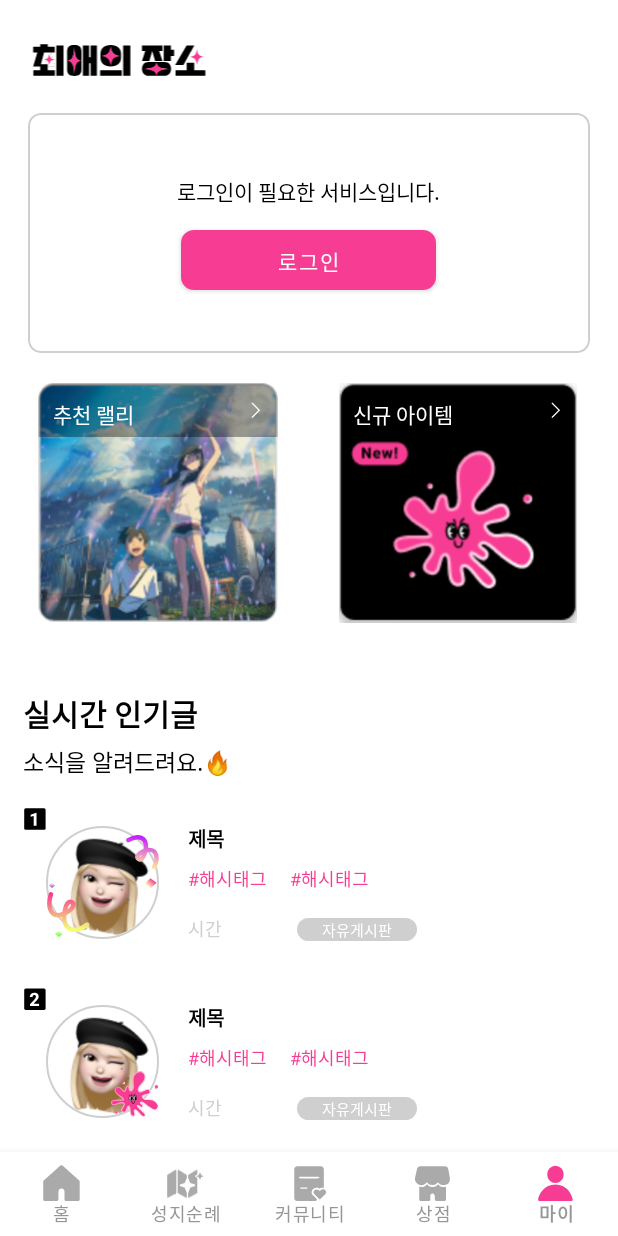
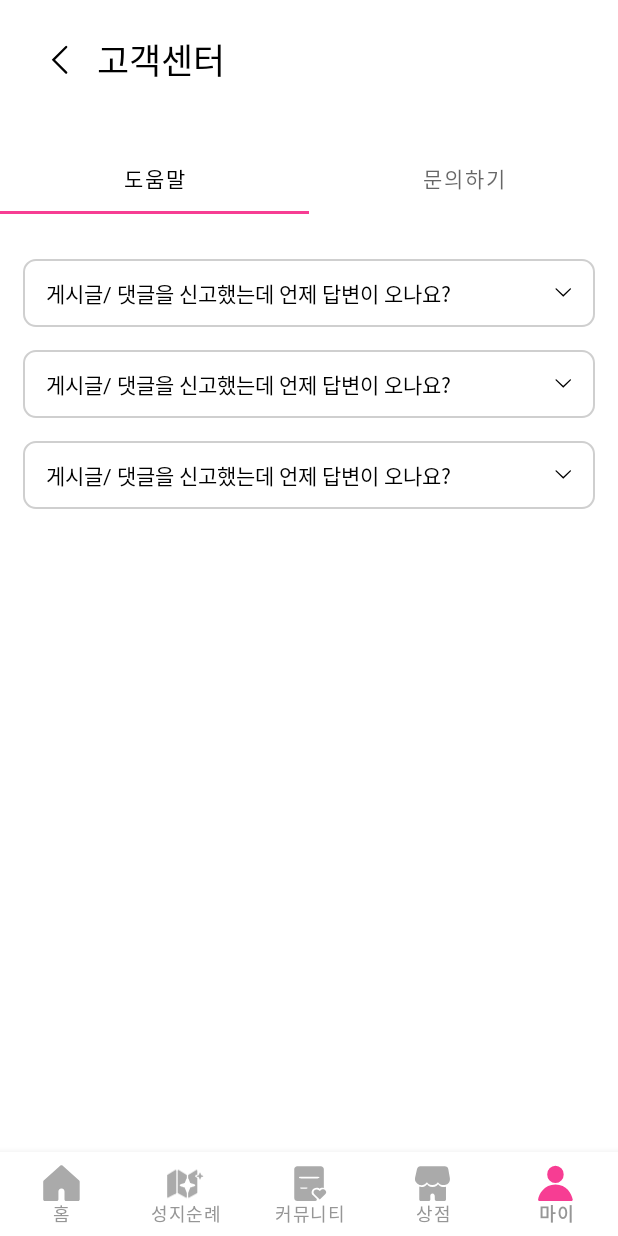
Before and after one commit to UMC5th-bias/Front, an Android app: the screen it shows after launch (MainActivity), item 5 of the bottom bar chosen, on a phone screen of 412 x 824 dp. Run offline under Robolectric (Android 15) with nearby library versions, the light colour scheme and no system bars.

Commit message:
[FEAT] 마이페이지 고객센터 Fragment 추가

```diff
--- /dev/null
+++ b/app/src/main/java/com/example/favoriteplace/CscFragment.kt
@@ -0,0 +1,43 @@
+package com.example.favoriteplace
+
+import android.os.Bundle
+import android.view.LayoutInflater
+import android.view.View
+import android.view.ViewGroup
+import androidx.fragment.app.Fragment
+import com.example.favoriteplace.databinding.FragmentCscBinding
+import com.google.android.material.tabs.TabLayoutMediator
+
+
+class CscFragment : Fragment() {
+
+    lateinit var binding : FragmentCscBinding
+    private val infomation = arrayListOf("도움말", "문의하기")
+
+
+    override fun onCreateView(
+        inflater: LayoutInflater,
+        container: ViewGroup?,
+        savedInstanceState: Bundle?
+    ): View? {
+        binding = FragmentCscBinding.inflate(inflater,container,false)
+
+
+        val lockerAdapter = CscVPAdapter(this)
+        binding.cscContentVp.adapter = lockerAdapter
+        TabLayoutMediator(binding.cscContentTb, binding.cscContentVp){
+                tab, position ->
+            tab.text = infomation[position]
+        }.attach()
+
+
+        return binding.root
+
+    }
+
+
+
+
+
+
+}
--- /dev/null
+++ b/app/src/main/java/com/example/favoriteplace/CscHelpFragment.kt
@@ -0,0 +1,41 @@
+package com.example.favoriteplace
+
+import android.os.Bundle
+import android.view.LayoutInflater
+import android.view.View
+import android.view.ViewGroup
+import androidx.fragment.app.Fragment
+import com.example.favoriteplace.databinding.FragmentCscHlepBinding
+import com.example.favoriteplace.databinding.FragmentCscInquiryBinding
+
+class CscHelpFragment : Fragment() {
+
+    lateinit var binding : FragmentCscHlepBinding
+    private var clickCount: Int = 0
+
+
+    override fun onCreateView(
+        inflater: LayoutInflater,
+        container: ViewGroup?,
+        savedInstanceState: Bundle?
+    ): View? {
+        binding = FragmentCscHlepBinding.inflate(inflater, container, false)
+
+
+        binding.cscHelpContent1Iv.setOnClickListener {
+            onIvClicked(binding)
+        }
+
+        return binding.root
+    }
+
+    private fun onIvClicked(binding: FragmentCscHlepBinding) {
+
+        clickCount++
+        if(clickCount %2 ==1){
+            binding.cscHelpContent1Tv.visibility = View.VISIBLE
+        }else{
+            binding.cscHelpContent1Tv.visibility = View.GONE
+        }
+    }
+}
--- /dev/null
+++ b/app/src/main/java/com/example/favoriteplace/CscInquireFragment.kt
@@ -0,0 +1,25 @@
+package com.example.favoriteplace
+
+import android.os.Bundle
+import android.view.LayoutInflater
+import android.view.View
+import android.view.ViewGroup
+import androidx.fragment.app.Fragment
+import com.example.favoriteplace.databinding.FragmentCscBinding
+import com.example.favoriteplace.databinding.FragmentCscInquiryBinding
+
+class CscInquireFragment : Fragment() {
+
+    lateinit var binding : FragmentCscInquiryBinding
+
+
+    override fun onCreateView(
+        inflater: LayoutInflater,
+        container: ViewGroup?,
+        savedInstanceState: Bundle?
+    ): View? {
+        binding = FragmentCscInquiryBinding.inflate(inflater, container, false)
+
+        return binding.root
+    }
+}
--- /dev/null
+++ b/app/src/main/java/com/example/favoriteplace/CscVPAdapter.kt
@@ -0,0 +1,15 @@
+package com.example.favoriteplace
+
+import androidx.fragment.app.Fragment
+import androidx.viewpager2.adapter.FragmentStateAdapter
+
+class CscVPAdapter (fragment: Fragment) : FragmentStateAdapter(fragment){
+    override fun getItemCount(): Int = 2
+
+    override fun createFragment(position: Int): Fragment {
+        return when(position){
+            0-> CscHelpFragment()
+            else -> CscInquireFragment()
+        }
+    }
+}
--- a/app/src/main/java/com/example/favoriteplace/MainActivity.kt
+++ b/app/src/main/java/com/example/favoriteplace/MainActivity.kt
@@ -2,9 +2,6 @@ package com.example.favoriteplace
 
 import androidx.appcompat.app.AppCompatActivity
 import android.os.Bundle
-import android.view.View
-import android.widget.ImageView
-import androidx.collection.arraySetOf
 import com.example.favoriteplace.databinding.ActivityMainBinding
 
 class MainActivity : AppCompatActivity() {
@@ -38,7 +35,7 @@ class MainActivity : AppCompatActivity() {
 
                 R.id.myFragment -> {
                     supportFragmentManager.beginTransaction()
-                        .replace(R.id.main_frameLayout, ExampleFragment())
+                        .replace(R.id.main_frameLayout, CscFragment())
                         .commitAllowingStateLoss()
                     return@setOnItemSelectedListener true
                 }
--- /dev/null
+++ b/app/src/main/res/drawable/ic_b_more.xml
@@ -0,0 +1,12 @@
+<vector xmlns:android="http://schemas.android.com/apk/res/android"
+    android:width="11dp"
+    android:height="6dp"
+    android:viewportWidth="11"
+    android:viewportHeight="6">
+  <path
+      android:pathData="M0.701,0.55L5.334,5.184L9.968,0.55"
+      android:strokeWidth="0.817627"
+      android:fillColor="#00000000"
+      android:strokeColor="#000000"
+      android:strokeLineCap="round"/>
+</vector>
--- a/app/src/main/res/layout/fragment_cancel.xml
+++ b/app/src/main/res/layout/fragment_cancel.xml
@@ -187,14 +187,14 @@
 
         <View
             android:layout_width="500dp"
-            android:layout_height="50dp"
+            android:layout_height="60dp"
             android:layout_gravity="center"
             android:background="@drawable/edge_fill_gray"/>
 
 
         <androidx.cardview.widget.CardView
             android:layout_width="500dp"
-            android:layout_height="35dp"
+            android:layout_height="40dp"
             android:layout_gravity="center"
             android:elevation="10dp">
 
@@ -207,7 +207,7 @@
                     android:layout_width="wrap_content"
                     android:layout_height="wrap_content"
                     android:layout_gravity="right|center"
-                    android:src="@drawable/ic_cancel_on"/>
+                    android:src="@drawable/ic_cancel_off"/>
 
                 <TextView
                     android:layout_width="wrap_content"
--- /dev/null
+++ b/app/src/main/res/layout/fragment_csc.xml
@@ -0,0 +1,60 @@
+<?xml version="1.0" encoding="utf-8"?>
+<androidx.constraintlayout.widget.ConstraintLayout xmlns:android="http://schemas.android.com/apk/res/android"
+    android:layout_width="match_parent"
+    android:layout_height="match_parent"
+    xmlns:app="http://schemas.android.com/apk/res-auto">
+
+    <!-- 상단 -->
+    <LinearLayout
+        android:id="@+id/linearLayout"
+        android:layout_width="match_parent"
+        android:layout_height="wrap_content"
+        android:layout_marginStart="15dp"
+        android:layout_marginTop="15dp"
+        android:layout_marginEnd="15dp"
+        android:orientation="horizontal"
+        app:layout_constraintEnd_toEndOf="parent"
+        app:layout_constraintStart_toStartOf="parent"
+        app:layout_constraintTop_toTopOf="parent">
+
+        <ImageButton
+            android:id="@+id/place_inquiry_back_ib"
+            android:layout_width="wrap_content"
+            android:layout_height="wrap_content"
+            android:layout_gravity="center"
+            android:background="@null"
+            android:src="@drawable/ic_back" />
+        <TextView
+            android:layout_width="wrap_content"
+            android:layout_height="wrap_content"
+            android:layout_gravity="center"
+            android:text="고객센터"
+            android:textColor="#000000"
+            android:textSize="23dp" />
+    </LinearLayout>
+
+    <com.google.android.material.tabs.TabLayout
+        android:id="@+id/csc_content_tb"
+        android:layout_width="match_parent"
+        android:layout_height="wrap_content"
+        android:layout_marginTop="30dp"
+        app:tabSelectedTextColor="@color/black"
+        app:tabIndicatorColor="@color/main"
+        app:tabRippleColor="#00ff0000"
+        app:layout_constraintTop_toBottomOf="@id/linearLayout"
+        app:layout_constraintStart_toStartOf="parent"/>
+
+    <androidx.viewpager2.widget.ViewPager2
+        android:id="@+id/csc_content_vp"
+        android:layout_width="wrap_content"
+        android:layout_height="0dp"
+        android:layout_marginTop="10dp"
+        app:layout_constraintVertical_bias="1.0"
+        app:layout_constraintEnd_toEndOf="parent"
+        app:layout_constraintStart_toStartOf="parent"
+        app:layout_constraintTop_toBottomOf="@id/csc_content_tb" />
+
+
+
+
+</androidx.constraintlayout.widget.ConstraintLayout>
--- /dev/null
+++ b/app/src/main/res/layout/fragment_csc_hlep.xml
@@ -0,0 +1,118 @@
+<?xml version="1.0" encoding="utf-8"?>
+<androidx.constraintlayout.widget.ConstraintLayout xmlns:android="http://schemas.android.com/apk/res/android"
+    android:layout_width="match_parent"
+    android:layout_height="match_parent"
+    xmlns:app="http://schemas.android.com/apk/res-auto">
+
+
+
+    <LinearLayout
+        android:layout_width="match_parent"
+        android:layout_height="wrap_content"
+        android:orientation="vertical"
+        android:layout_marginTop="20dp"
+        android:layout_marginStart="15dp"
+        android:layout_marginEnd="15dp"
+        app:layout_constraintTop_toTopOf="parent"
+        app:layout_constraintEnd_toEndOf="parent"
+        app:layout_constraintStart_toStartOf="parent">
+
+
+        <LinearLayout
+                android:layout_width="match_parent"
+                android:layout_height="wrap_content"
+                android:orientation="horizontal">
+
+            <FrameLayout
+                android:layout_width="match_parent"
+                android:layout_height="wrap_content">
+                <TextView
+                    android:layout_width="match_parent"
+                    android:layout_height="wrap_content"
+                    android:text="게시글/ 댓글을 신고했는데 언제 답변이 오나요?"
+                    android:background="@drawable/edge"
+                    android:textColor="@color/black"
+                    android:paddingStart="15dp"
+                    android:padding="12dp"/>
+                <ImageView
+                    android:id="@+id/csc_help_content1_iv"
+                    android:layout_width="wrap_content"
+                    android:layout_height="wrap_content"
+                    android:layout_marginEnd="15dp"
+                    android:layout_gravity="end|center"
+                    android:src="@drawable/ic_b_more"/>
+            </FrameLayout>
+        </LinearLayout>
+
+        <TextView
+            android:id="@+id/csc_help_content1_tv"
+            android:layout_width="match_parent"
+            android:layout_height="250dp"
+            android:gravity="top"
+            android:text="신고하신 내용에 대한 처리 및 조취 이후에 답변을 드리게 됩니다. 따라서 답변을 받기까지 신고한 날짜로부터 2-5일의 시간이 소요될 수 있습니다.\n\n신고에 대한 답변은 마이페이지 > 신고 내역에서 확인하실 수 있으며 답변 도착에 대한 알림은 홈 화면 우측 상단에 있는 알림 아이콘에서도 확인하실 수 있습니다."
+            android:background="@drawable/edge"
+            android:layout_marginTop="15dp"
+            android:padding="5dp"
+            android:visibility="gone"/>
+        <LinearLayout
+            android:layout_width="match_parent"
+            android:layout_height="wrap_content"
+            android:layout_marginTop="15dp"
+            android:orientation="horizontal">
+
+            <FrameLayout
+                android:layout_width="match_parent"
+                android:layout_height="wrap_content">
+                <TextView
+                    android:layout_width="match_parent"
+                    android:layout_height="wrap_content"
+                    android:text="게시글/ 댓글을 신고했는데 언제 답변이 오나요?"
+                    android:background="@drawable/edge"
+                    android:textColor="@color/black"
+                    android:paddingStart="15dp"
+                    android:padding="12dp"/>
+                <ImageView
+                    android:layout_width="wrap_content"
+                    android:layout_height="wrap_content"
+                    android:layout_marginEnd="15dp"
+                    android:layout_gravity="end|center"
+                    android:src="@drawable/ic_b_more"/>
+            </FrameLayout>
+
+        </LinearLayout>
+
+        <LinearLayout
+            android:layout_width="match_parent"
+            android:layout_height="wrap_content"
+            android:layout_marginTop="15dp"
+            android:orientation="horizontal">
+
+            <FrameLayout
+                android:layout_width="match_parent"
+                android:layout_height="wrap_content">
+                <TextView
+                    android:layout_width="match_parent"
+                    android:layout_height="wrap_content"
+                    android:text="게시글/ 댓글을 신고했는데 언제 답변이 오나요?"
+                    android:background="@drawable/edge"
+                    android:textColor="@color/black"
+                    android:paddingStart="15dp"
+                    android:padding="12dp"/>
+                <ImageView
+                    android:layout_width="wrap_content"
+                    android:layout_height="wrap_content"
+                    android:layout_marginEnd="15dp"
+                    android:layout_gravity="end|center"
+                    android:src="@drawable/ic_b_more"/>
+            </FrameLayout>
+
+        </LinearLayout>
+
+
+
+
+
+
+    </LinearLayout>
+
+</androidx.constraintlayout.widget.ConstraintLayout>
```
Also changed, not shown: app/src/main/res/drawable/ic_cancel_off.xml (added, +11 -0 lines), app/src/main/res/layout/fragment_csc_inquiry.xml (added, +149 -0 lines).
